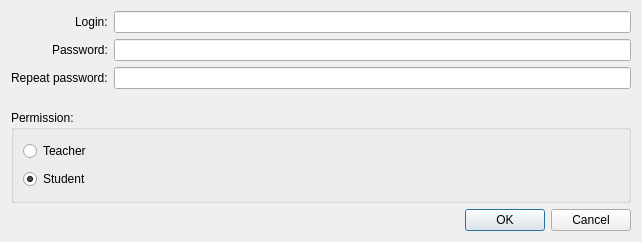
Qt form createaccountform.ui (Wooderan/TestiMy) before a commit.
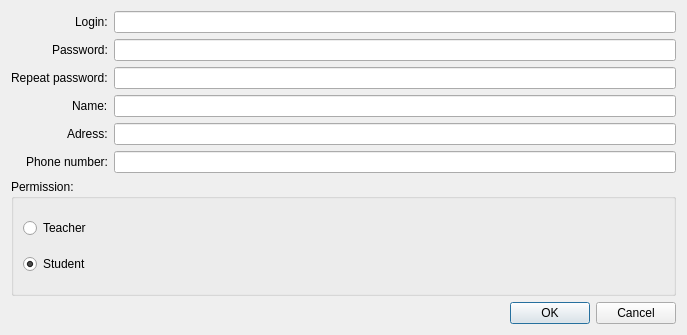
The same form after that commit.

What changed in the file:
```diff
--- a/createaccountform.ui
+++ b/createaccountform.ui
@@ -6,8 +6,8 @@
    <rect>
     <x>0</x>
     <y>0</y>
-    <width>642</width>
-    <height>242</height>
+    <width>687</width>
+    <height>335</height>
    </rect>
   </property>
   <property name="windowTitle">
@@ -39,6 +39,9 @@
      <item row="1" column="1">
       <widget class="QLineEdit" name="lineEdit_pass"/>
      </item>
+     <item row="2" column="1">
+      <widget class="QLineEdit" name="lineEdit_repPass"/>
+     </item>
      <item row="2" column="0">
       <widget class="QLabel" name="label_3">
        <property name="text">
@@ -46,8 +49,35 @@
        </property>
       </widget>
      </item>
-     <item row="2" column="1">
-      <widget class="QLineEdit" name="lineEdit_repPass"/>
+     <item row="3" column="0">
+      <widget class="QLabel" name="label_4">
+       <property name="text">
+        <string>Name:</string>
+       </property>
+      </widget>
+     </item>
+     <item row="4" column="0">
+      <widget class="QLabel" name="label_5">
+       <property name="text">
+        <string>Adress:</string>
+       </property>
+      </widget>
+     </item>
+     <item row="5" column="0">
+      <widget class="QLabel" name="label_6">
+       <property name="text">
+        <string>Phone number:</string>
+       </property>
+      </widget>
+     </item>
+     <item row="3" column="1">
+      <widget class="QLineEdit" name="lineEdit_name"/>
+     </item>
+     <item row="4" column="1">
+      <widget class="QLineEdit" name="lineEdit_adress"/>
+     </item>
+     <item row="5" column="1">
+      <widget class="QLineEdit" name="lineEdit_phoneNumber"/>
      </item>
     </layout>
    </item>
```
